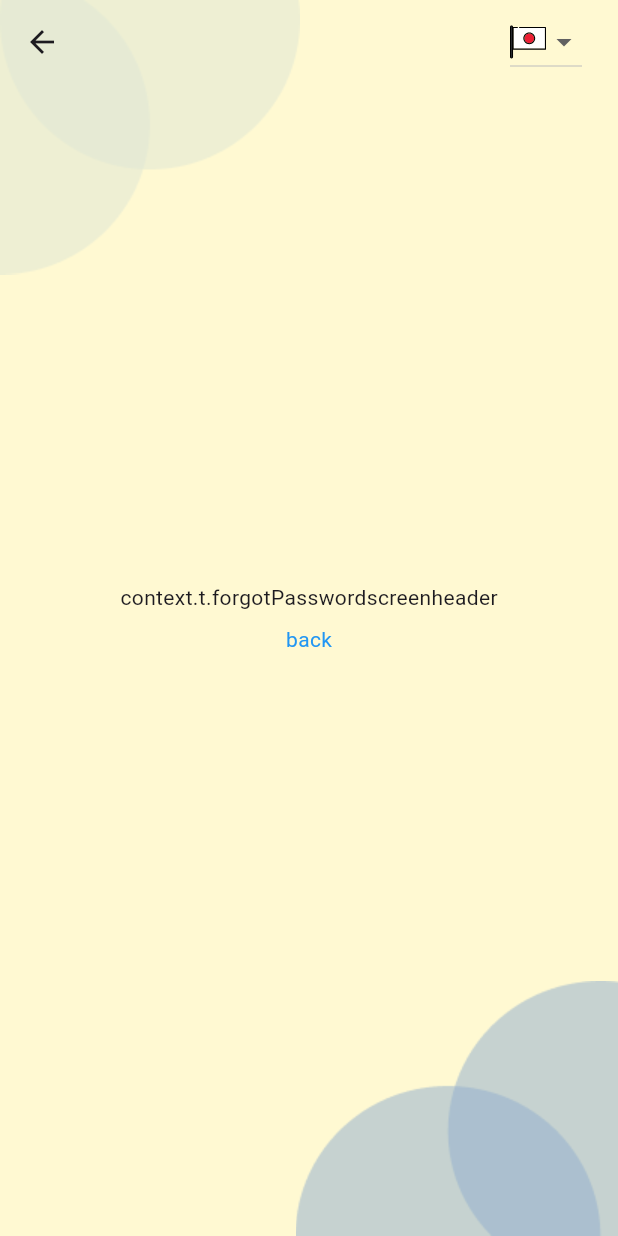
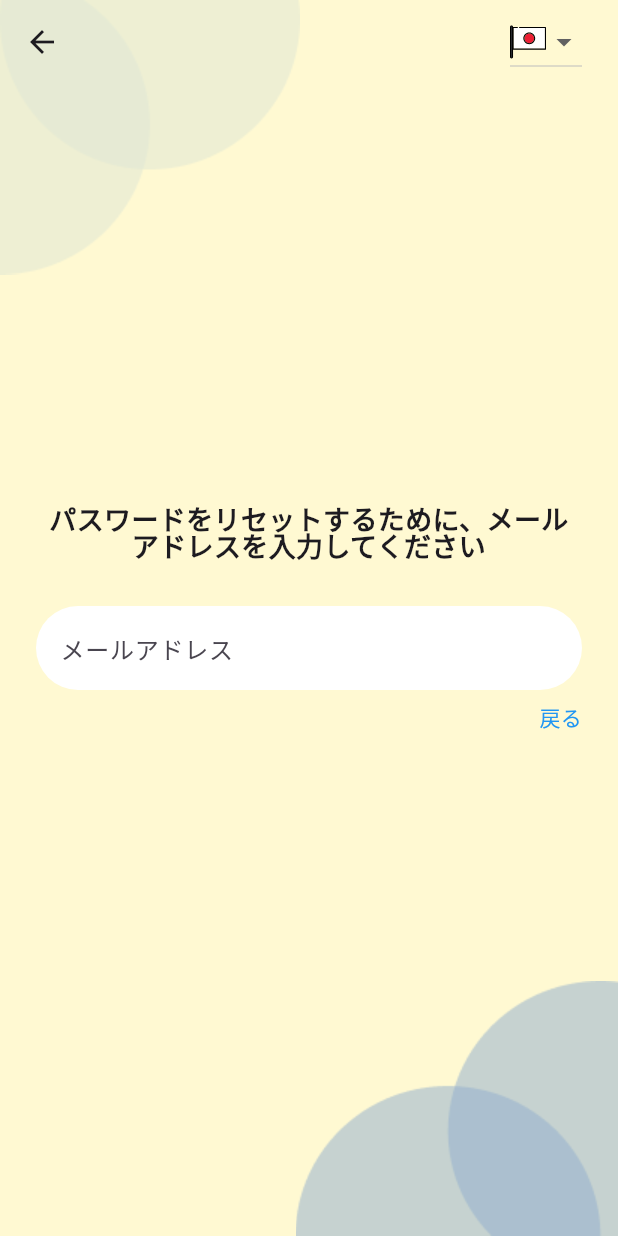
Before and after one commit to yuji-luigi/migla_flutter_mobile, a Flutter app: the ForgotPasswordScreen screen opened directly, on a phone screen of 412 x 824 dp. Run offline on Flutter 3.47's test engine with Material 3 defaults, Android fonts, the phone set to English and light mode, and no system bars; our stand-ins replace firebase_core, firebase_messaging, flutter_secure_storage, flutter_svg, graphql, graphql_flutter and 2 more; missing offline and left inert: dart:ffi, flutter_pdfview; accounts and stored records are empty; generated files the repository leaves out were written again; project files that could hold a hidden picture were left out.

Commit message:
feat: add Snackbar extension and enhance localization for authentication screens
- Introduced a new Snackbar extension for BuildContext to simplify displaying snackbars.
- Updated localization files to include new entries for "forgotPassword" functionality in English, Italian, and Japanese.
- Enhanced input validation in login and password input fields to provide user feedback for required fields and invalid email formats.
- Refactored ForgotPasswordScreen and LoginForm to utilize the new localization and validation features for improved user experience.

```diff
--- a/lib/src/localization/app_ja.arb
+++ b/lib/src/localization/app_ja.arb
@@ -94,5 +94,11 @@
 	"materialFeeDescription": "教材費説明",
 	"purchases": "購入品",
 	"quantity": "数量",
-	"noDataFound": "データが見つかりません"
+	"noDataFound": "データが見つかりません",
+	"forgotPasswordScreenHeader": "パスワードを忘れた方は、こちらから",
+	"forgotPasswordEmailInputLabel": "パスワードをリセットするために、メールアドレスを入力してください",
+	"back": "戻る",
+	"labelEmailRequired": "メールアドレスを入力してください",
+	"labelPasswordRequired": "パスワードを入力してください",
+	"invalidEmail": "メールアドレスが無効です"
 }
--- a/lib/src/models/api/payment_record/payment_record_model.dart
+++ b/lib/src/models/api/payment_record/payment_record_model.dart
@@ -11,7 +11,7 @@ class PaymentRecordModel {
   final double materialFee;
   final double tuitionFee;
   final String materialFeeTotalAndSingle;
-  final String materialFeeDescription;
+  final String? materialFeeDescription;
   final bool paid;
   final List<PurchaseModel> purchases;
 
@@ -25,7 +25,7 @@ class PaymentRecordModel {
     required this.materialFee,
     required this.tuitionFee,
     required this.materialFeeTotalAndSingle,
-    required this.materialFeeDescription,
+    this.materialFeeDescription,
     required this.paid,
     required this.purchases,
   });
@@ -62,7 +62,6 @@ class PaymentRecordModel {
             .toList(),
       );
     } catch (error) {
-      Logger.error(json.toString());
       Logger.error(error.toString());
       rethrow;
     }
--- /dev/null
+++ b/lib/src/models/enums/regex_list.dart
@@ -0,0 +1,7 @@
+final emailRegex = RegExp(r'^[^\s@]+@' // local part: 1+ non-space, non-@
+    r'(?=.{1,253}$)' // domain total length 1–253
+    r'(?:[A-Za-z0-9]' // label must start alnum
+    r'(?:[A-Za-z0-9-]{0,61}[A-Za-z0-9])?' // ...may have hyphens in the middle, end alnum, max 63
+    r'\.)+' // dot between labels (at least one dot)
+    r'[A-Za-z]{2,}$' // final TLD: letters only, length ≥2
+    );
--- a/lib/src/models/internal/logger.dart
+++ b/lib/src/models/internal/logger.dart
@@ -7,6 +7,8 @@ class Logger {
     if (true) {
       // Use print instead of debugPrint for ANSI colors to work
       log('\x1B[31m$str\x1B[0m'); // Red color
+      // get the #0 line of the stack trace
+      log('\x1B[31m${StackTrace.current.toString()}\x1B[0m');
       if (stackTrace != null) {
         log('\x1B[31m$stackTrace\x1B[0m'); // Red color for stack trace too
       }
--- a/lib/src/screens/auth/forgot_password_screen.dart
+++ b/lib/src/screens/auth/forgot_password_screen.dart
@@ -1,18 +1,46 @@
 import 'package:flutter/material.dart';
+import 'package:migla_flutter/src/extensions/localization/localization_context_extension.dart';
 import 'package:migla_flutter/src/screens/auth/login/login_screen.dart';
+import 'package:migla_flutter/src/theme/theme_constants.dart';
+import 'package:migla_flutter/src/widgets/inputs/controled_inputs/input_rounded_white_controlled.dart';
 import 'package:migla_flutter/src/widgets/link_text.dart';
 import 'package:migla_flutter/src/widgets/scaffold/auth_scaffold.dart';
 
 class ForgotPasswordScreen extends StatelessWidget {
-  const ForgotPasswordScreen({super.key});
+  ForgotPasswordScreen({super.key});
+
+  final _formKey = GlobalKey<FormState>();
 
   @override
   Widget build(BuildContext context) {
     return AuthScaffold(
-      child: AuthScaffoldColumn(children: [
-        Text("context.t.forgotPasswordscreenheader"),
-        LinkText("back", newScreen: LoginScreen())
-      ]),
+      child: AuthScaffoldColumn(
+        children: [
+          Text(
+            context.t.forgotPasswordEmailInputLabel,
+            style: textStyleHeadingMedium,
+            textAlign: TextAlign.center,
+          ),
+          SizedBox(height: 16),
+          AutofillGroup(
+            child: Form(
+              key: _formKey,
+              child: Column(children: [
+                InputRoundedWhiteControlled(
+                  name: 'email',
+                  keyboardType: TextInputType.emailAddress,
+                  hintText: context.t.labelEmail,
+                  autofillHints: const [AutofillHints.username], // or .email
+                ),
+              ]),
+            ),
+          ),
+          Row(
+            mainAxisAlignment: MainAxisAlignment.end,
+            children: [LinkText(context.t.back, newScreen: LoginScreen())],
+          )
+        ],
+      ),
     );
   }
 }
--- a/lib/src/widgets/inputs/controled_inputs/input_rounded_white_controlled.dart
+++ b/lib/src/widgets/inputs/controled_inputs/input_rounded_white_controlled.dart
@@ -12,6 +12,7 @@ class InputRoundedWhiteControlled extends StatefulWidget {
   final bool obscureText;
   final TextInputType? keyboardType;
   final List<String>? autofillHints;
+  final String? Function(String?)? validator;
   const InputRoundedWhiteControlled({
     super.key,
     required this.hintText,
@@ -22,6 +23,7 @@ class InputRoundedWhiteControlled extends StatefulWidget {
     this.obscureText = false,
     this.keyboardType,
     this.autofillHints,
+    this.validator,
   });
 
   @override
@@ -54,6 +56,7 @@ class _InputRoundedWhiteControlledState
       obscureText: widget.obscureText,
       suffixIcon: widget.suffixIcon,
       autofillHints: widget.autofillHints,
+      validator: widget.validator,
     );
   }
 }
--- a/lib/src/widgets/inputs/controled_inputs/password_input_controlled.dart
+++ b/lib/src/widgets/inputs/controled_inputs/password_input_controlled.dart
@@ -10,6 +10,7 @@ class PasswordInputControlled extends StatefulWidget {
   final String name;
   final TextInputType? keyboardType;
   final List<String>? autofillHints;
+  final String? Function(String?)? validator;
   const PasswordInputControlled({
     super.key,
     required this.hintText,
@@ -19,6 +20,7 @@ class PasswordInputControlled extends StatefulWidget {
     this.suffixIcon,
     this.keyboardType,
     this.autofillHints,
+    this.validator,
   });
   @override
   State<PasswordInputControlled> createState() =>
@@ -49,6 +51,7 @@ class _PasswordInputControlledState extends State<PasswordInputControlled> {
               color: Colors.black,
             ),
           ),
+      validator: widget.validator,
     );
   }
 }
--- a/lib/src/widgets/inputs/input_rounded_white.dart
+++ b/lib/src/widgets/inputs/input_rounded_white.dart
@@ -1,5 +1,7 @@
 import 'package:flutter/material.dart';
+import 'package:migla_flutter/src/extensions/localization/localization_context_extension.dart';
 import 'package:migla_flutter/src/models/enums/input/input_types.dart';
+import 'package:migla_flutter/src/models/enums/regex_list.dart';
 
 class InputRoundedWhite extends StatelessWidget {
   final String? hintText;
@@ -9,6 +11,7 @@ class InputRoundedWhite extends StatelessWidget {
   final bool obscureText;
   final TextInputType? keyboardType;
   final List<String>? autofillHints;
+  final String? Function(String?)? validator;
   const InputRoundedWhite({
     super.key,
     required this.hintText,
@@ -16,17 +19,27 @@ class InputRoundedWhite extends StatelessWidget {
     this.inputType = InputType.text,
     this.suffixIcon,
     this.obscureText = false,
+    this.validator,
     this.keyboardType,
     this.autofillHints,
   });
 
   @override
   Widget build(BuildContext context) {
-    return TextField(
+    return TextFormField(
       controller: controller,
       obscureText: obscureText,
       keyboardType: keyboardType,
       autofillHints: autofillHints,
+      validator: (value) {
+        if (keyboardType == TextInputType.emailAddress) {
+          // check if valid email accept also alias like text+alias@gmail.com
+          if (!emailRegex.hasMatch(value!)) {
+            return context.t.invalidEmail;
+          }
+        }
+        return validator?.call(value);
+      },
       decoration: InputDecoration(
           border: OutlineInputBorder(
             borderRadius: BorderRadius.all(Radius.circular(90)),
```
Also changed, not shown: lib/src/extensions/context_snackbar_extension.dart (added, +14 -0 lines), lib/src/localization/app_en.arb (+7 -2 lines), lib/src/localization/app_it.arb (+7 -2 lines), lib/src/screens/auth/login/login_form.dart (+17 -13 lines), lib/src/screens/auth/login/login_screen.dart (+5 -4 lines), lib/src/view_models/form_view_model.dart (+29 -0 lines).
